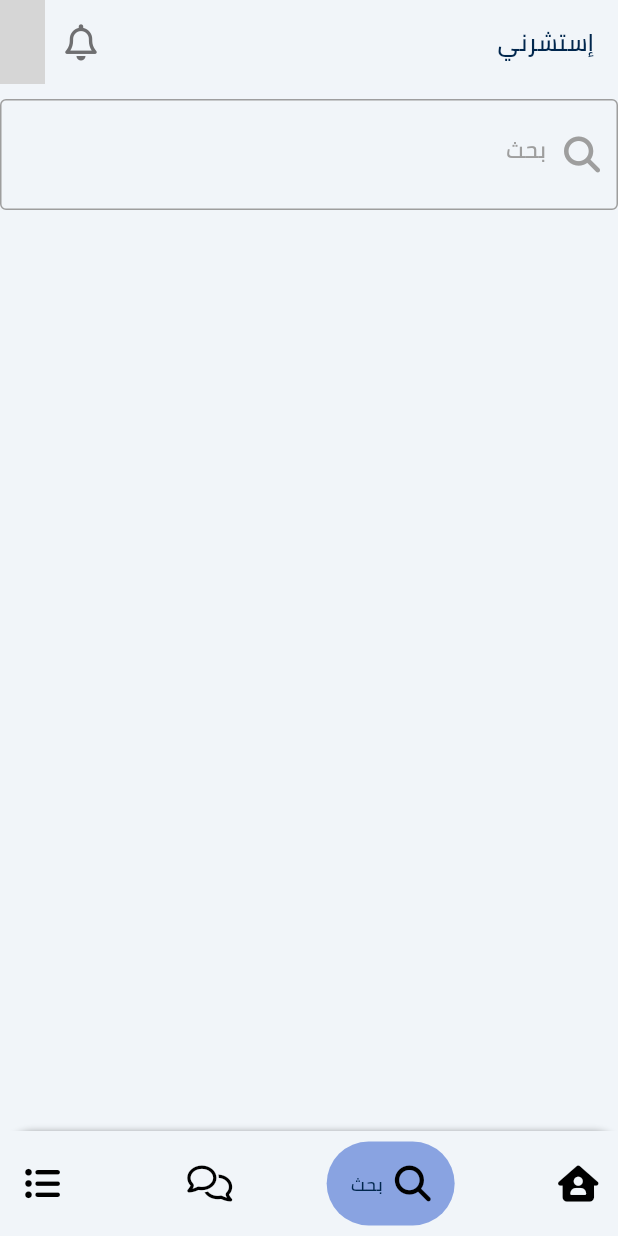
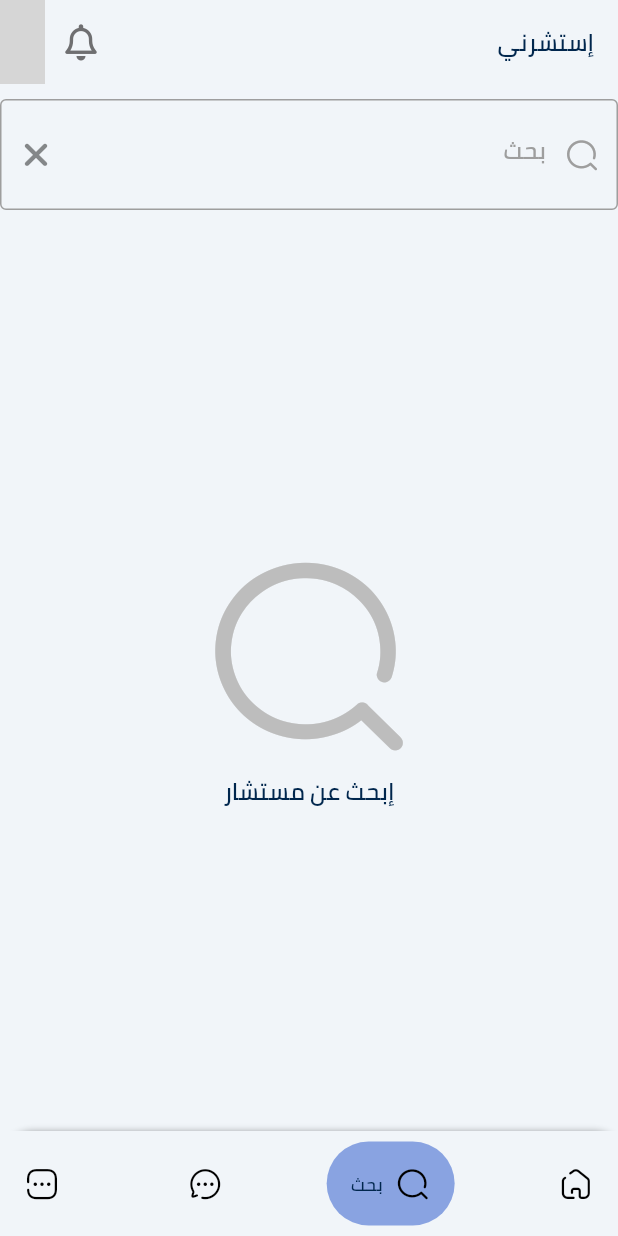
Before and after one commit to Hamed-N-Goma/ConsultMe, a Flutter app: the UserLayout screen opened directly, item 2 of the bottom bar chosen, on a phone screen of 412 x 824 dp. Run offline on Flutter 3.47's test engine with Material 2 defaults, Android fonts, the light colour scheme and no system bars; drawn by our look-alikes of google_nav_bar; our stand-ins replace bloc, cached_network_image, carousel_slider, cloud_firestore, conditional_builder_null_safety, dio and 12 more; missing offline and left inert: link_text; accounts and stored records are empty; network calls fail; grey boxes are pictures that could not be loaded.

Commit message:
search consultant
this commit about search consultant
and edit in buttom navebar
and mintane states in home layout and search

```diff
--- a/lib/components/components.dart
+++ b/lib/components/components.dart
@@ -358,7 +358,8 @@
         String? label,
         String? hint,
         required IconData prefix,
-        Function? suffixPressed,
+        IconData? suffixIcon,
+        void Function()? onPressedsufix,
         bool isClickable = true,
         required context}) =>
     TextFormField(
@@ -382,6 +383,10 @@
       cursorColor: mainColors,
       decoration: InputDecoration(
         hintText: hint,
+        suffixIcon: IconButton(
+          icon: Icon(suffixIcon),
+          onPressed: onPressedsufix,
+        ),
         hintStyle: Theme.of(context).textTheme.bodyText1,
         labelText: label,
         labelStyle:
--- a/lib/const.dart
+++ b/lib/const.dart
@@ -4,4 +4,5 @@
 const viewAllImportantArtcle = 'ViewAll';
 const chatDetails = 'ChatDetails';
 
-const profileImageUri = 'https://aawafi.com/uploads/download/doc.jpg';
+const profileImageUri =
+    'https://www.phoenixmag.com/wp-content/uploads/2022/03/PHM0422TD07-scaled.jpg';
--- a/lib/presentation_layer/user/screens/search.dart
+++ b/lib/presentation_layer/user/screens/search.dart
@@ -1,12 +1,52 @@
-import 'package:consultme/presentation_layer/presentation_layer_manager/color_manager/color_manager.dart';
+import 'package:conditional_builder_null_safety/conditional_builder_null_safety.dart';
+import 'package:consultme/presentation_layer/user/widget/toprated.dart';
 import 'package:flutter/material.dart';
+import 'package:flutter_bloc/flutter_bloc.dart';
 import 'package:font_awesome_flutter/font_awesome_flutter.dart';
+import 'package:consultme/models/consultantmodel.dart';
 
-class Search extends StatelessWidget {
-  const Search({Key? key}) : super(key: key);
+import '../../../Bloc/userBloc/cubit/userlayoutcubit_cubit.dart';
+import '../../../components/components.dart';
+import '../../../shard/style/iconly_broken.dart';
+
+class Search extends StatefulWidget {
+  Search({Key? key}) : super(key: key);
+
+  @override
+  State<Search> createState() => _SearchState();
+}
+
+class _SearchState extends State<Search> {
+  late List<ConsultantModel> allConsultants;
+
+  late List<ConsultantModel> searchedConsultant;
+
+  bool _isSearching = false;
+
+  var searchController = TextEditingController();
 
   @override
   Widget build(BuildContext context) {
+    return BlocBuilder<UserLayoutCubit, UserLayoutState>(
+      builder: (context, state) {
+        if (state is GitConsultantsDataSucsess) {
+          allConsultants = state.consultants;
+          return buildSearchScreen();
+        } else if (state is ChangeThemeSuccessState) {
+          BlocProvider.of<UserLayoutCubit>(context).getConsultants();
+
+          return buildSearchScreen();
+        } else {
+          return Center(
+              child: CircularProgressIndicator(
+            color: Theme.of(context).progressIndicatorTheme.color,
+          ));
+        }
+      },
+    );
+  }
+
+  Widget buildSearchScreen() {
     return Directionality(
       textDirection: TextDirection.rtl,
       child: Column(
@@ -14,33 +54,94 @@
           const SizedBox(
             height: 10,
           ),
-          TextFormField(
-            cursorColor: ColorManager.myBlue,
-            onTap: () {},
-            onFieldSubmitted: (value) {},
-            decoration: const InputDecoration(
-                fillColor: ColorManager.myBlue,
-                prefixIcon: Icon(
-                  FontAwesomeIcons.magnifyingGlass,
-                  color: Colors.grey,
-                ),
-                labelText: 'بحث',
-                labelStyle: TextStyle(
-                  fontSize: 15.0,
-                  color: Colors.grey,
-                ),
-                border: OutlineInputBorder(
-                  borderSide: BorderSide(
-                    color: Colors.grey,
+          buildSearchField(context),
+          const SizedBox(
+            height: 10,
+          ),
+          ConditionalBuilder(
+              condition: _isSearching && searchedConsultant.isNotEmpty,
+              builder: (context) => Expanded(
+                    child: SizedBox(
+                      child: ListView.separated(
+                          itemBuilder: ((context, index) =>
+                              Toprated(consultant: searchedConsultant[index])),
+                          separatorBuilder: (context, index) => SizedBox(
+                                height: 10,
+                              ),
+                          itemCount: searchedConsultant.length),
+                    ),
                   ),
-                ),
-                enabledBorder: OutlineInputBorder(
-                    borderSide: BorderSide(
-                  color: Colors.grey,
-                ))),
-          ),
+              fallback: (context) => buildSearchfallback())
         ],
       ),
     );
   }
+
+  Widget buildSearchfallback() {
+    return Expanded(
+      child: SizedBox(
+          child: Center(
+        child: Column(
+          mainAxisAlignment: MainAxisAlignment.center,
+          children: [
+            Icon(
+              IconBroken.Search,
+              color: Colors.grey[400],
+              size: 150,
+            ),
+            Text(
+              'إبحث عن مستشار',
+              style: Theme.of(context).textTheme.bodyLarge,
+            )
+          ],
+        ),
+      )),
+    );
+  }
+
+  Widget buildSearchField(context) {
+    return defaultFormField(
+        label: 'بحث ',
+        controller: searchController,
+        type: TextInputType.name,
+        validate: () {},
+        prefix: IconBroken.Search,
+        context: context,
+        suffixIcon: FontAwesomeIcons.xmark,
+        isClickable: true,
+        onPressedsufix: () {
+          clearSearching();
+        },
+        onChange: (searchedCon) {
+          addSearchedItemToSearchedList(searchedCon);
+        });
+  }
+
+  void addSearchedItemToSearchedList(String searchConsultant) {
+    if (searchConsultant.isNotEmpty) {
+      searchedConsultant = allConsultants
+          .where((consultant) => consultant.name!.startsWith(searchConsultant))
+          .toList();
+      setState(() {
+        _isSearching = true;
+        searchedConsultant.forEach((element) {
+          print(element.name);
+        });
+        print("this is searching");
+        print(searchedConsultant.length);
+        print("this is searching");
+      });
+    } else {
+      setState(() {
+        _isSearching = false;
+      });
+    }
+  }
+
+  void clearSearching() {
+    setState(() {
+      searchController.clear();
+      searchedConsultant.clear();
+    });
+  }
 }
--- a/lib/presentation_layer/user/user_layout/home_user_layout.dart
+++ b/lib/presentation_layer/user/user_layout/home_user_layout.dart
@@ -4,6 +4,7 @@
 import 'package:consultme/presentation_layer/user/screens/home.dart';
 import 'package:consultme/presentation_layer/user/screens/more.dart';
 import 'package:consultme/presentation_layer/user/screens/search.dart';
+import 'package:consultme/shard/style/iconly_broken.dart';
 import 'package:consultme/shard/style/theme/cubit/cubit.dart';
 import 'package:flutter/material.dart';
 import 'package:flutter_bloc/flutter_bloc.dart';
@@ -21,7 +22,7 @@
 }
 
 class _UserLayoutState extends State<UserLayout> {
-  List<Widget> screens = [Home(), const Search(), Chat(), More()];
+  List<Widget> screens = [Home(), Search(), Chat(), More()];
   int _selectedIndex = 0;
 
   @override
@@ -85,20 +86,20 @@
                 },
                 tabs: const [
                   GButton(
-                    icon: FontAwesomeIcons.houseUser,
+                    icon: IconBroken.Home,
                     text: 'الرئيسية',
                     gap: 8,
                   ), //home
                   GButton(
-                    icon: FontAwesomeIcons.magnifyingGlass,
+                    icon: IconBroken.Search,
                     text: 'بحث',
                   ), //search
                   GButton(
-                    icon: FontAwesomeIcons.comments,
+                    icon: IconBroken.Chat,
                     text: 'الرسائل',
                   ), //chat
                   GButton(
-                    icon: FontAwesomeIcons.listUl,
+                    icon: IconBroken.More_Square,
                     text: 'أخري',
                   ) //more
                 ],
```
Also changed, not shown: lib/main.dart (+28 -24 lines), lib/presentation_layer/user/screens/home.dart (+6 -2 lines), lib/presentation_layer/user/screens/more.dart (+9 -14 lines), lib/presentation_layer/user/widget/toprated.dart (+13 -7 lines).
